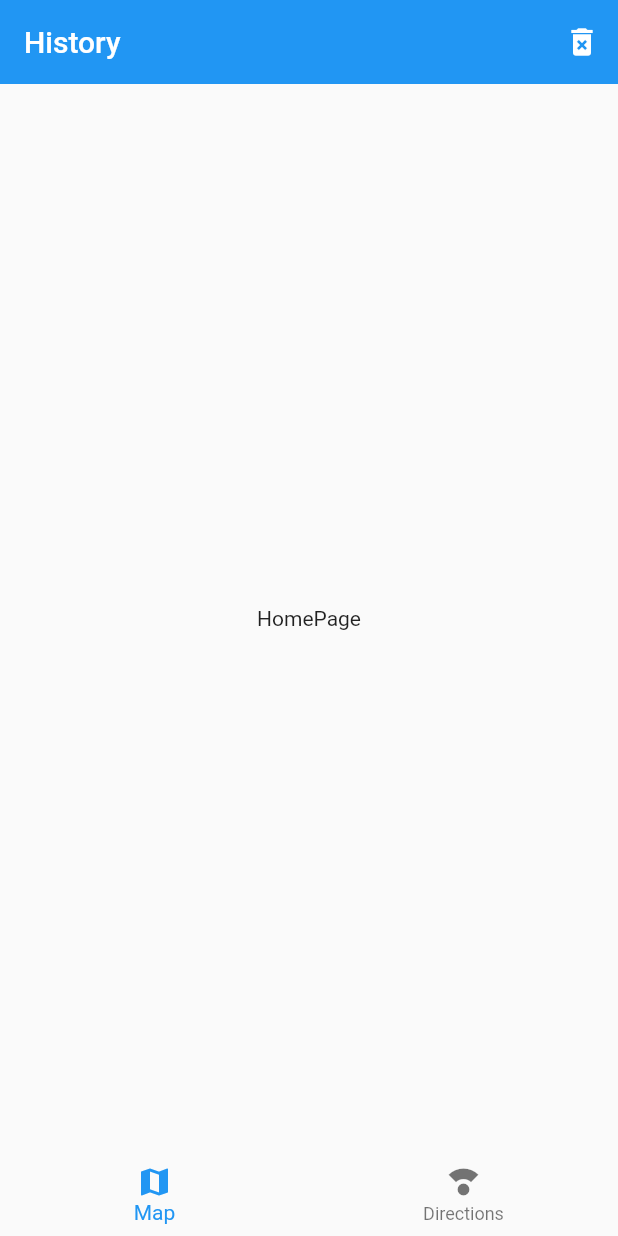
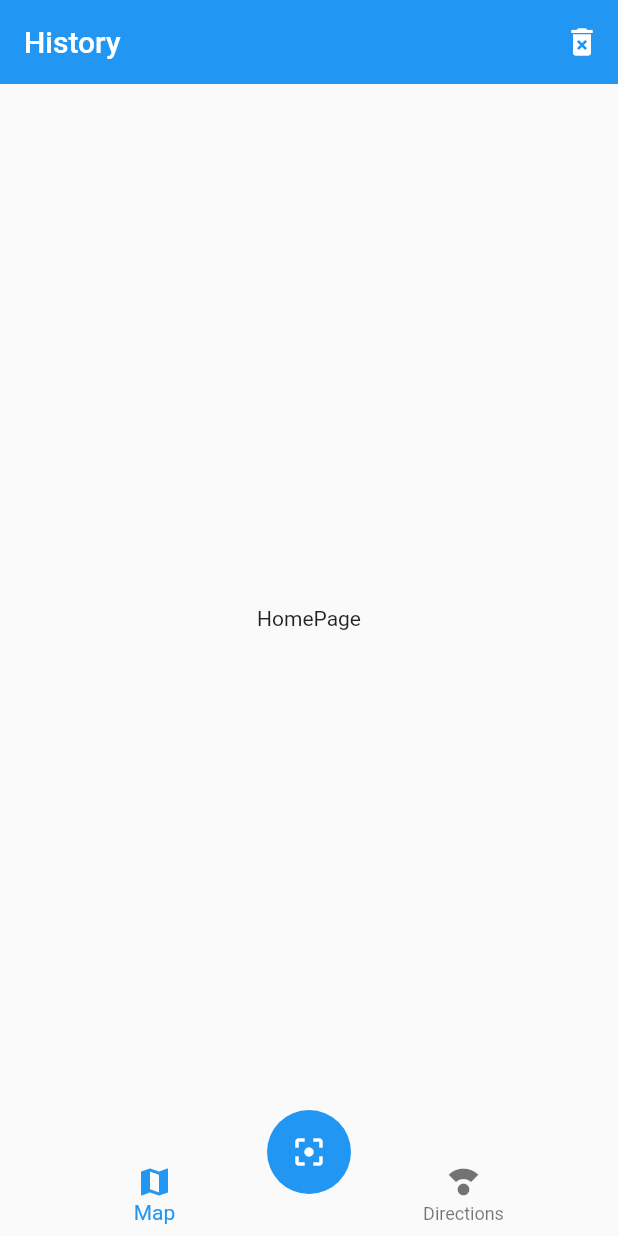
Before and after one commit to jela3105/flutter-qr, a Flutter app: the screen it shows after launch, on a phone screen of 412 x 824 dp. Run offline on Flutter 3.47's test engine with Material 2 defaults, Android fonts, the phone set to English and light mode, and no system bars.

Commit message:
Create floating action button to scan

```diff
--- a/lib/src/pages/home_page.dart
+++ b/lib/src/pages/home_page.dart
@@ -1,6 +1,7 @@
 import 'package:flutter/material.dart';
 
 import 'package:qr_app/widges/custom_navigator_bar.dart';
+import 'package:qr_app/widges/scan_button.dart';
 
 class HomePage extends StatelessWidget {
   @override
@@ -20,6 +21,8 @@ class HomePage extends StatelessWidget {
         child: Text('HomePage'),
       ),
       bottomNavigationBar: CustomNavigationBar(),
+      floatingActionButton: ScanButton(),
+      floatingActionButtonLocation: FloatingActionButtonLocation.centerDocked,
     );
   }
 }
--- /dev/null
+++ b/lib/widges/scan_button.dart
@@ -0,0 +1,12 @@
+import 'package:flutter/material.dart';
+
+class ScanButton extends StatelessWidget {
+  @override
+  Widget build(BuildContext context) {
+    return FloatingActionButton(
+      elevation: 0,
+      onPressed: () {},
+      child: Icon(Icons.filter_center_focus),
+    );
+  }
+}
```
